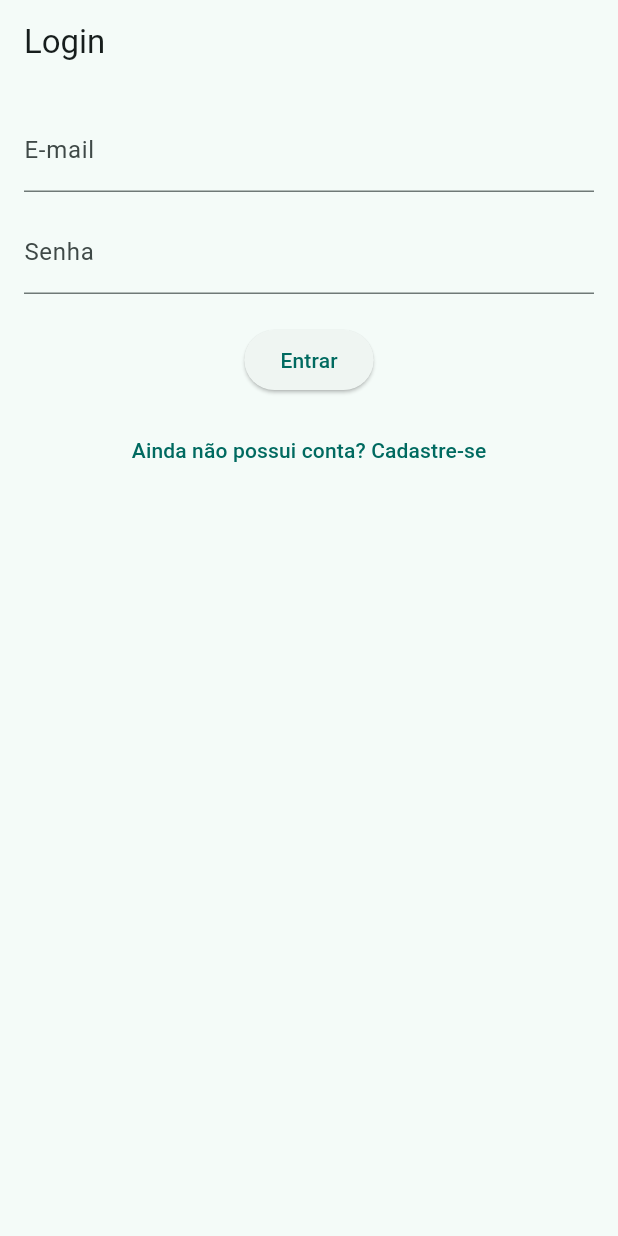
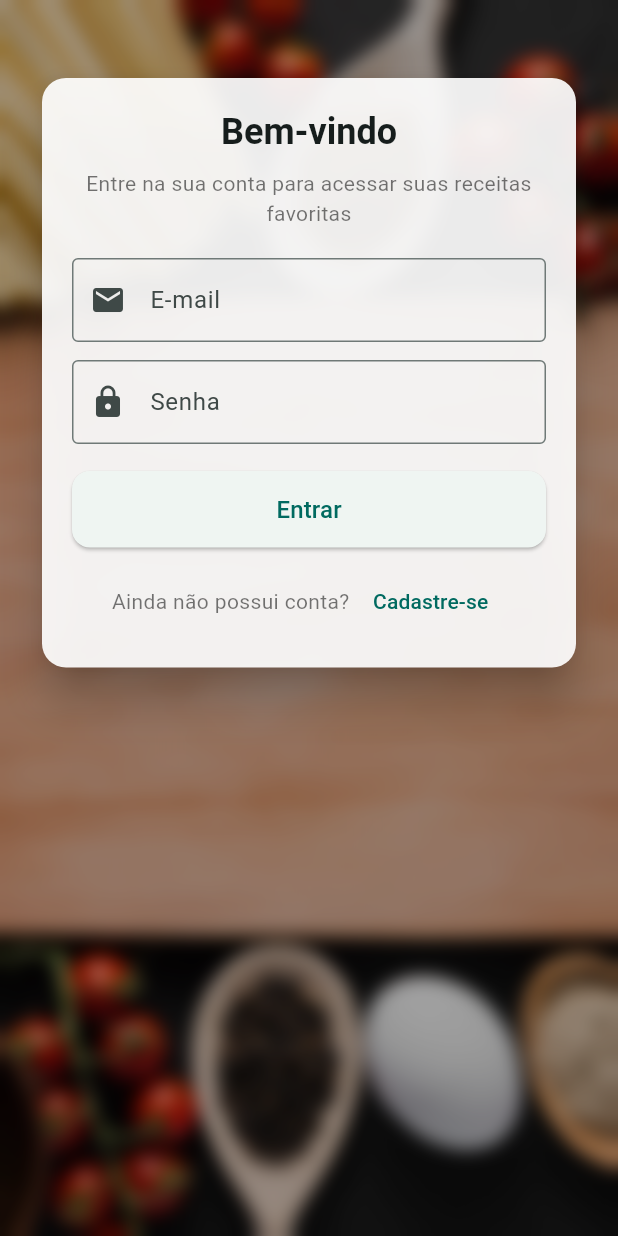
Before and after one commit to Jhennyf/receitas_favoritas, a Flutter app: the screen it shows after launch, on a phone screen of 412 x 824 dp. Run offline on Flutter 3.47's test engine with Material 3 defaults, Android fonts, the phone set to English and light mode, and no system bars; accounts and stored records are empty.

Commit message:
:sparkles: feat: Adiciona imagem de fundo e aprimora telas de login e cadastro

```diff
--- a/lib/screens/login_screen.dart
+++ b/lib/screens/login_screen.dart
@@ -1,3 +1,4 @@
+import 'dart:ui';
 import 'package:flutter/material.dart';
 import 'package:provider/provider.dart';
 import '../providers/auth_provider.dart';
@@ -27,16 +28,49 @@ class _LoginScreenState extends State<LoginScreen> {
   @override
   Widget build(BuildContext context) {
     return Scaffold(
-      appBar: AppBar(title: const Text('Login')),
-      body: Padding(
-        padding: const EdgeInsets.all(16.0),
+      body: Stack(
+        fit: StackFit.expand,
+        children: [
+          // Background image
+          Image.asset(
+            'assets/images/receitas.jpeg',
+            fit: BoxFit.cover,
+          ),
+          // Blur overlay
+          BackdropFilter(
+            filter: ImageFilter.blur(sigmaX: 6, sigmaY: 6),
+            child: Container(
+              color: Color.fromRGBO(0, 0, 0, 0.35),
+            ),
+          ),
+          // Center card with form
+          SingleChildScrollView(
+            padding: const EdgeInsets.symmetric(horizontal: 24, vertical: 48),
+            child: Center(
+              child: ConstrainedBox(
+                constraints: const BoxConstraints(maxWidth: 420),
+                child: Card(
+                  shape: RoundedRectangleBorder(borderRadius: BorderRadius.circular(16)),
+                  elevation: 12,
+                  color: Color.fromRGBO(255, 255, 255, 0.92),
+                  child: Padding(
+                    padding: const EdgeInsets.all(20),
                     child: Form(
                       key: _formKey,
                       child: Column(
+                        mainAxisSize: MainAxisSize.min,
                         children: [
+                          Text('Bem-vindo', style: Theme.of(context).textTheme.headlineSmall?.copyWith(fontWeight: FontWeight.bold)),
+                          const SizedBox(height: 8),
+                          const Text('Entre na sua conta para acessar suas receitas favoritas', textAlign: TextAlign.center, style: TextStyle(color: Colors.black54)),
+                          const SizedBox(height: 20),
                           TextFormField(
                             controller: _emailController,
-                decoration: const InputDecoration(labelText: 'E-mail'),
+                            decoration: const InputDecoration(
+                              labelText: 'E-mail',
+                              prefixIcon: Icon(Icons.email),
+                              border: OutlineInputBorder(),
+                            ),
                             validator: (value) {
                               if (value == null || value.trim().isEmpty) return 'E-mail é obrigatório';
                               if (!RegExp(r"^[^@\s]+@[^@\s]+\.[^@\s]+$").hasMatch(value)) return 'E-mail inválido';
@@ -46,7 +80,11 @@ class _LoginScreenState extends State<LoginScreen> {
                           const SizedBox(height: 12),
                           TextFormField(
                             controller: _senhaController,
-                decoration: const InputDecoration(labelText: 'Senha'),
+                            decoration: const InputDecoration(
+                              labelText: 'Senha',
+                              prefixIcon: Icon(Icons.lock),
+                              border: OutlineInputBorder(),
+                            ),
                             obscureText: true,
                             validator: (value) {
                               if (value == null || value.isEmpty) return 'Senha é obrigatória';
@@ -54,23 +92,39 @@ class _LoginScreenState extends State<LoginScreen> {
                               return null;
                             },
                           ),
-              const SizedBox(height: 20),
-              _loading
-                  ? const CircularProgressIndicator()
+                          const SizedBox(height: 18),
+                          SizedBox(
+                            width: double.infinity,
+                            child: _loading
+                                ? const Center(child: CircularProgressIndicator())
                                 : ElevatedButton(
                                     onPressed: _tentarLogin,
-                      child: const Text('Entrar'),
+                                    style: ElevatedButton.styleFrom(padding: const EdgeInsets.symmetric(vertical: 14), shape: RoundedRectangleBorder(borderRadius: BorderRadius.circular(12))),
+                                    child: const Text('Entrar', style: TextStyle(fontSize: 16)),
+                                  ),
                           ),
                           const SizedBox(height: 12),
+                          Row(
+                            mainAxisAlignment: MainAxisAlignment.center,
+                            children: [
+                              const Text('Ainda não possui conta? ', style: TextStyle(color: Colors.black54)),
                               TextButton(
                                 onPressed: () {
                                   Navigator.push(context, MaterialPageRoute(builder: (_) => const CadastroScreen()));
                                 },
-                child: const Text('Ainda não possui conta? Cadastre-se'),
+                                child: const Text('Cadastre-se'),
+                              ),
+                            ],
                           ),
                         ],
                       ),
                     ),
+                  ),
+                ),
+              ),
+            ),
+          ),
+        ],
       ),
     );
   }
```
Also changed, not shown: lib/screens/cadastro_screen.dart (+47 -10 lines), assets/images/receitas.jpeg (added). Lines whose indentation alone changed are shown as unchanged.
